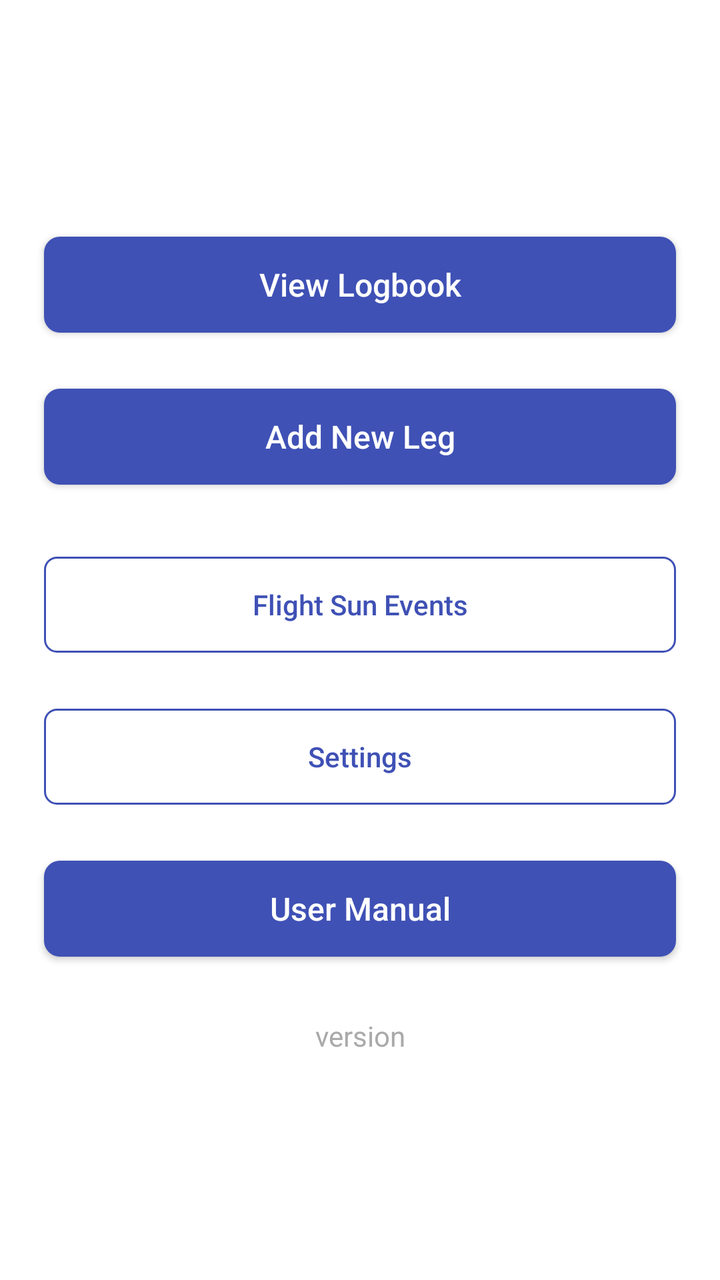
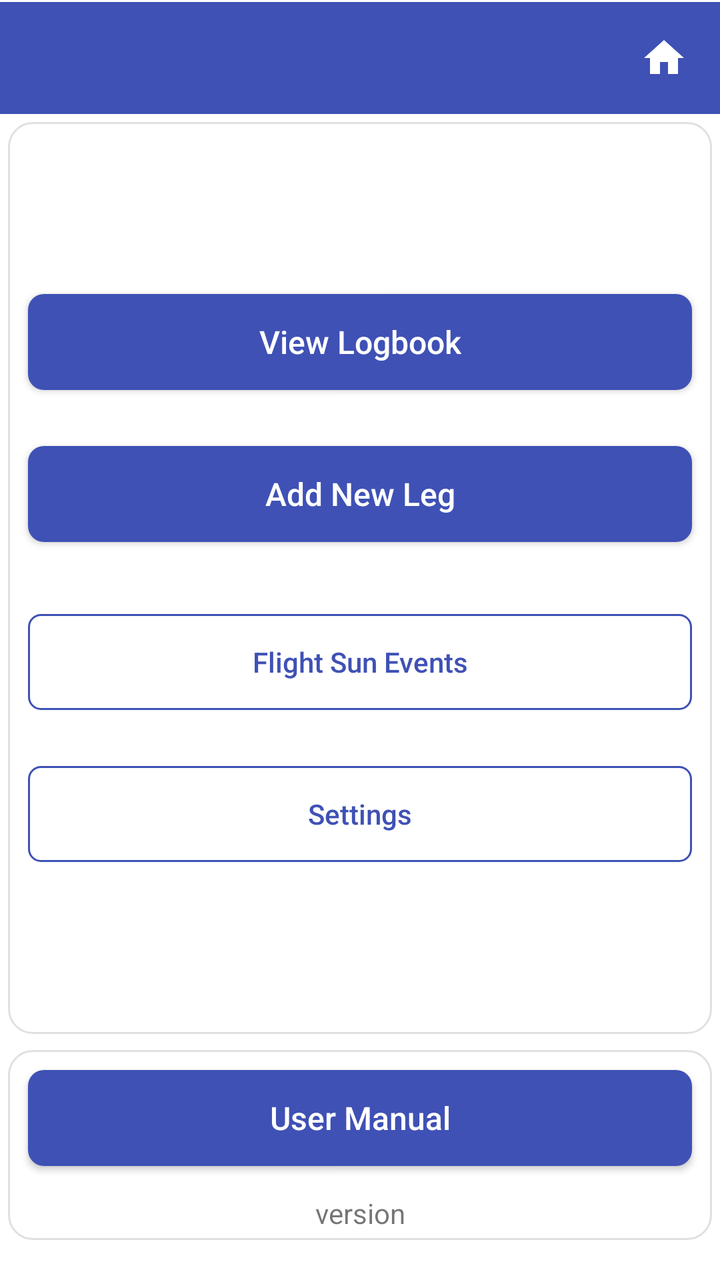

An Android layout rendered at two revisions. The XML below is the earlier revision; the diff shows what the commit changed to produce the second picture.
<!-- AndroidManifest.xml: application theme Theme.StripToLogbook.View -->
<!-- res/layout/activity_home.xml -->
<?xml version="1.0" encoding="utf-8"?>
<LinearLayout xmlns:android="http://schemas.android.com/apk/res/android"
    android:layout_width="match_parent"
    android:layout_height="match_parent"
    android:orientation="vertical"
    android:gravity="center"
    android:padding="16dp">

    <Button
        android:id="@+id/btn_view_logbook"
        style="@style/PrimaryButtonStyle"
        android:layout_width="match_parent"
        android:layout_height="wrap_content"
        android:text="View Logbook" />

    <Space
        android:layout_width="match_parent"
        android:layout_height="16dp" />

    <Button
        android:id="@+id/btn_add_leg"
        style="@style/PrimaryButtonStyle"
        android:layout_width="match_parent"
        android:layout_height="wrap_content"
        android:text="Add New Leg" />

    <Space
        android:layout_width="match_parent"
        android:layout_height="24dp" />

    <Button
        android:id="@+id/btn_flight_sun"
        style="@style/SecondaryButtonStyle"
        android:layout_width="match_parent"
        android:layout_height="wrap_content"
        android:text="Flight Sun Events" />

    <Space
        android:layout_width="match_parent"
        android:layout_height="16dp" />

    <Button
        android:id="@+id/btn_settings"
        style="@style/SecondaryButtonStyle"
        android:layout_width="match_parent"
        android:layout_height="wrap_content"
        android:text="Settings" />

    <Space
        android:layout_width="match_parent"
        android:layout_height="16dp" />

    <Button
        android:id="@+id/btn_user_manual"
        style="@style/PrimaryButtonStyle"
        android:layout_width="match_parent"
        android:layout_height="wrap_content"
        android:text="User Manual" />

    <Space
        android:layout_width="match_parent"
        android:layout_height="16dp" />

    <TextView
        android:id="@+id/txtAppVersion"
        android:layout_width="match_parent"
        android:layout_height="wrap_content"
        android:gravity="center"
        android:text="version"
        android:textSize="14sp"
        android:paddingTop="8dp"
        android:textColor="@android:color/darker_gray" />

</LinearLayout>
<!-- resources referenced by this layout -->
<resources>
  <!-- drawable bg_button_primary (drawable) -->
  <?xml version="1.0" encoding="utf-8"?>
  <shape xmlns:android="http://schemas.android.com/apk/res/android">
      <solid android:color="@color/colorPrimary" />
      <corners android:radius="8dp" />
  </shape>
  <color name="surface">#FFFFFFFF</color>
  <!-- drawable bg_button_secondary (drawable) -->
  <?xml version="1.0" encoding="utf-8"?>
  <shape xmlns:android="http://schemas.android.com/apk/res/android">
      <solid android:color="@android:color/transparent" />
      <stroke android:width="1dp" android:color="@color/colorPrimary" />
      <corners android:radius="6dp" />
  </shape>
  <color name="colorPrimary">#3F51B5</color>
  <color name="purple_500">#FF6200EE</color>
  <color name="purple_700">#FF3700B3</color>
  <color name="teal_200">#FF03DAC5</color>
  <style name="ToolbarStyle" parent="Widget.AppCompat.Toolbar">
          <item name="android:background">@color/colorPrimary</item>
          <item name="titleTextAppearance">@style/ToolbarTitleStyle</item>
      </style>
  <color name="dropdown_background">#FFFFFFFF</color>
  <style name="NoBackgroundTextView" parent="Widget.AppCompat.TextView">
          <item name="android:background">@null</item>
      </style>
  <style name="MyAutoCompleteTextViewStyle" parent="Widget.AppCompat.AutoCompleteTextView">
          <item name="android:textSize">16sp</item>
          <item name="android:textColor">@color/text_primary</item>
          <item name="android:fontFamily">sans-serif</item>
          <item name="android:popupBackground">@color/dropdown_background</item>
      </style>
  <style name="ToolbarNavButtonStyle" parent="Widget.AppCompat.Toolbar.Button.Navigation">
          <item name="android:tint">@color/surface</item>
      </style>
  <style name="ToolbarTitleStyle" parent="Widget.AppCompat.EditText">
          
          <item name="android:textColor">@color/surface</item>
          <item name="tint">@android:color/white</item>
      </style>
  <!-- drawable edittext_background (drawable) -->
  <selector xmlns:android="http://schemas.android.com/apk/res/android">
      <item android:state_enabled="false"
          android:drawable="@android:color/transparent" />
      <item android:drawable="@drawable/edittext_background_shape" />
  
  
  
  </selector>
  <color name="text_primary">#DE000000</color>
  <!-- drawable edittext_background_shape (drawable) -->
  <shape xmlns:android="http://schemas.android.com/apk/res/android">
      <solid android:color="@color/edittext_background_color" />
      <corners android:radius="4dp" />
      
      <stroke android:width="1dp" android:color="@color/edittext_stroke_color" />
  </shape>
  <color name="edittext_background_color">#F5F5F5</color>
  <color name="edittext_stroke_color">#DDDDDD</color>
  <!-- unchanged entries left out for length: 4 -->
</resources>

<!-- the commit's change to res/layout/activity_home.xml (unified diff, before → after) -->
@@ -2,73 +2,140 @@
 <LinearLayout xmlns:android="http://schemas.android.com/apk/res/android"
     android:layout_width="match_parent"
     android:layout_height="match_parent"
-    android:orientation="vertical"
-    android:gravity="center"
-    android:padding="16dp">
+    android:orientation="vertical">
 
-    <Button
-        android:id="@+id/btn_view_logbook"
-        style="@style/PrimaryButtonStyle"
+    
+    <include layout="@layout/view_app_toolbar" />
+
+
+    <LinearLayout
+        style="@style/Card.Surface"
+        android:layout_width="match_parent"
+        android:layout_height="0dp"
+        android:layout_weight="1"
+        android:autoSizeTextType="uniform"
+        android:gravity="center"
+        android:orientation="vertical">
+
+        <Button
+            android:id="@+id/btn_view_logbook"
+            style="@style/PrimaryButtonStyle"
+            android:layout_width="match_parent"
+            android:layout_height="wrap_content"
+            android:text="View Logbook" />
+
+        <Space
+            android:layout_width="match_parent"
+            android:layout_height="16dp" />
+
+        <Button
+            android:id="@+id/btn_add_leg"
+            style="@style/PrimaryButtonStyle"
+            android:layout_width="match_parent"
+            android:layout_height="wrap_content"
+            android:text="Add New Leg" />
+
+        <Space
+            android:layout_width="match_parent"
+            android:layout_height="24dp" />
+
+        <Button
+            android:id="@+id/btn_flight_sun"
+            style="@style/SecondaryButtonStyle"
+            android:layout_width="match_parent"
+            android:layout_height="wrap_content"
+            android:text="Flight Sun Events" />
+
+        <Space
+            android:layout_width="match_parent"
+            android:layout_height="16dp" />
+
+        <Button
+            android:id="@+id/btn_settings"
+            style="@style/SecondaryButtonStyle"
+            android:layout_width="match_parent"
+            android:layout_height="wrap_content"
+            android:text="Settings" />
+
+
+    </LinearLayout>
+
+    <LinearLayout
+        style="@style/Card.Surface"
         android:layout_width="match_parent"
         android:layout_height="wrap_content"
-        android:text="View Logbook" />
+        android:autoSizeTextType="uniform"
+        android:gravity="center"
+        android:orientation="vertical">
+
+        <Button
+            android:id="@+id/btn_user_manual"
+            style="@style/PrimaryButtonStyle"
+            android:layout_width="match_parent"
+            android:layout_height="wrap_content"
+            android:text="User Manual" />
+
+        <Space
+            android:layout_width="match_parent"
+            android:layout_height="8dp" />
+
+        <TextView
+            android:id="@+id/txtAppVersion"
+            android:layout_width="match_parent"
+            android:layout_height="wrap_content"
+            android:gravity="center"
+            android:text="version" />
+
+    </LinearLayout>
 
     <Space
         android:layout_width="match_parent"
         android:layout_height="16dp" />
 
-    <Button
-        android:id="@+id/btn_add_leg"
-        style="@style/PrimaryButtonStyle"
+
+</LinearLayout>
+<!-- res/layout/view_app_toolbar.xml (included above) -->
+<?xml version="1.0" encoding="utf-8"?>
+<LinearLayout xmlns:android="http://schemas.android.com/apk/res/android"
+    android:id="@+id/toolbar_container"
+    android:layout_width="match_parent"
+    android:layout_height="wrap_content"
+    android:orientation="vertical"
+    android:background="@color/colorPrimary">
+
+    <View
+        android:id="@+id/status_bar_spacer"
+        android:layout_width="match_parent"
+        android:layout_height="0dp"
+        android:background="@color/colorPrimary" />
+
+    <View
+        android:layout_width="match_parent"
+        android:layout_height="1dp"
+        android:background="@color/surface" />
+
+    <LinearLayout
         android:layout_width="match_parent"
         android:layout_height="wrap_content"
-        android:text="Add New Leg" />
+        android:orientation="horizontal"
+        android:gravity="center_vertical"
+        android:background="@color/colorPrimary">
 
-    <Space
-        android:layout_width="match_parent"
-        android:layout_height="24dp" />
+        <androidx.appcompat.widget.Toolbar
+            android:id="@+id/toolbar"
+            style="@style/ToolbarStyle"
+            android:layout_width="0dp"
+            android:layout_height="wrap_content"
+            android:layout_weight="1"
+            android:background="@color/colorPrimary"
+            android:minHeight="?attr/actionBarSize" />
 
-    <Button
-        android:id="@+id/btn_flight_sun"
-        style="@style/SecondaryButtonStyle"
-        android:layout_width="match_parent"
-        android:layout_height="wrap_content"
-        android:text="Flight Sun Events" />
-
-    <Space
-        android:layout_width="match_parent"
-        android:layout_height="16dp" />
-
-    <Button
-        android:id="@+id/btn_settings"
-        style="@style/SecondaryButtonStyle"
-        android:layout_width="match_parent"
-        android:layout_height="wrap_content"
-        android:text="Settings" />
-
-    <Space
-        android:layout_width="match_parent"
-        android:layout_height="16dp" />
-
-    <Button
-        android:id="@+id/btn_user_manual"
-        style="@style/PrimaryButtonStyle"
-        android:layout_width="match_parent"
-        android:layout_height="wrap_content"
-        android:text="User Manual" />
-
-    <Space
-        android:layout_width="match_parent"
-        android:layout_height="16dp" />
-
-    <TextView
-        android:id="@+id/txtAppVersion"
-        android:layout_width="match_parent"
-        android:layout_height="wrap_content"
-        android:gravity="center"
-        android:text="version"
-        android:textSize="14sp"
-        android:paddingTop="8dp"
-        android:textColor="@android:color/darker_gray" />
-
+        <ImageButton
+            android:id="@+id/btn_home"
+            android:layout_width="?attr/actionBarSize"
+            android:layout_height="?attr/actionBarSize"
+            android:background="?attr/selectableItemBackgroundBorderless"
+            android:contentDescription="Home"
+            android:src="@drawable/ic_home" />
+    </LinearLayout>
 </LinearLayout>
<!-- resource entries referenced after the edit -->
@@ -7,6 +7,22 @@
       <corners android:radius="8dp" />
   </shape>
   <color name="surface">#FFFFFFFF</color>
+  <!-- drawable ic_home (drawable) -->
+  <?xml version="1.0" encoding="utf-8"?>
+  <vector xmlns:android="http://schemas.android.com/apk/res/android"
+      android:width="24dp"
+      android:height="24dp"
+      android:viewportWidth="24"
+      android:viewportHeight="24">
+      <path
+          android:fillColor="@color/surface"
+          android:pathData="M10,20v-6h4v6h5v-8h3L12,3 2,12h3v8z" />
+  </vector>
+  <style name="Card.Surface">
+          <item name="android:background">@drawable/bg_card</item>
+          <item name="android:padding">4dp</item>
+          <item name="android:layout_margin">4dp</item>
+      </style>
   <!-- drawable bg_button_secondary (drawable) -->
   <?xml version="1.0" encoding="utf-8"?>
   <shape xmlns:android="http://schemas.android.com/apk/res/android">
@@ -22,6 +38,14 @@
           <item name="android:background">@color/colorPrimary</item>
           <item name="titleTextAppearance">@style/ToolbarTitleStyle</item>
       </style>
+  <!-- drawable bg_card (drawable) -->
+  <?xml version="1.0" encoding="utf-8"?>
+  <shape xmlns:android="http://schemas.android.com/apk/res/android">
+      <solid android:color="@color/surface" />
+      <corners android:radius="12dp" />
+      <stroke android:width="1dp"
+          android:color="@color/border" />
+  </shape>
   <color name="dropdown_background">#FFFFFFFF</color>
   <style name="NoBackgroundTextView" parent="Widget.AppCompat.TextView">
           <item name="android:background">@null</item>
@@ -35,6 +59,7 @@
   <style name="ToolbarNavButtonStyle" parent="Widget.AppCompat.Toolbar.Button.Navigation">
           <item name="android:tint">@color/surface</item>
       </style>
+  <color name="border">#E0E0E0</color>
   <style name="ToolbarTitleStyle" parent="Widget.AppCompat.EditText">
           
           <item name="android:textColor">@color/surface</item>
